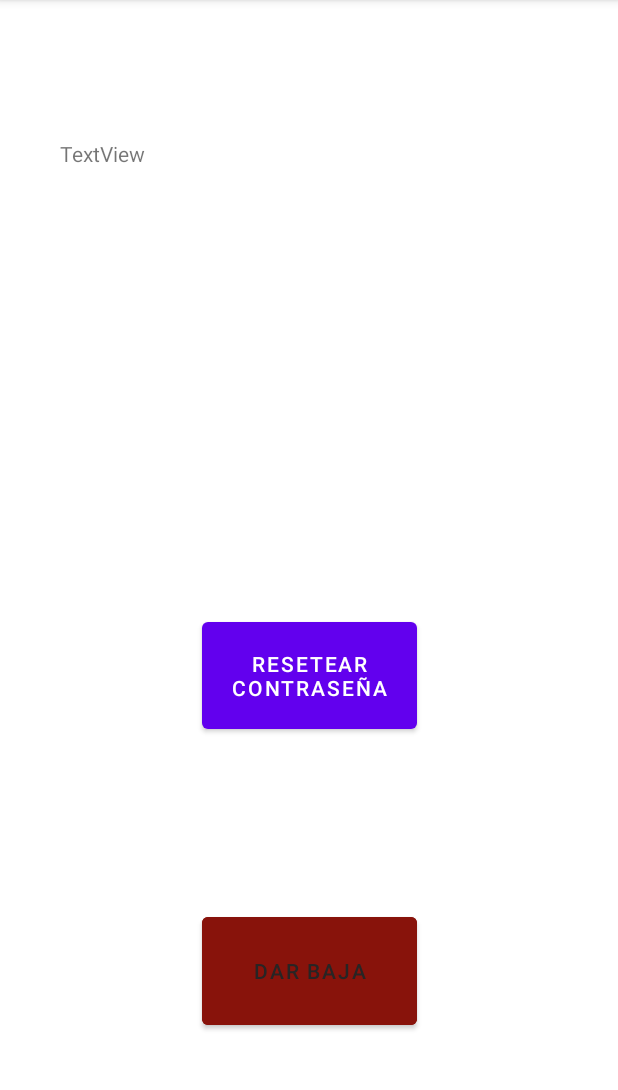
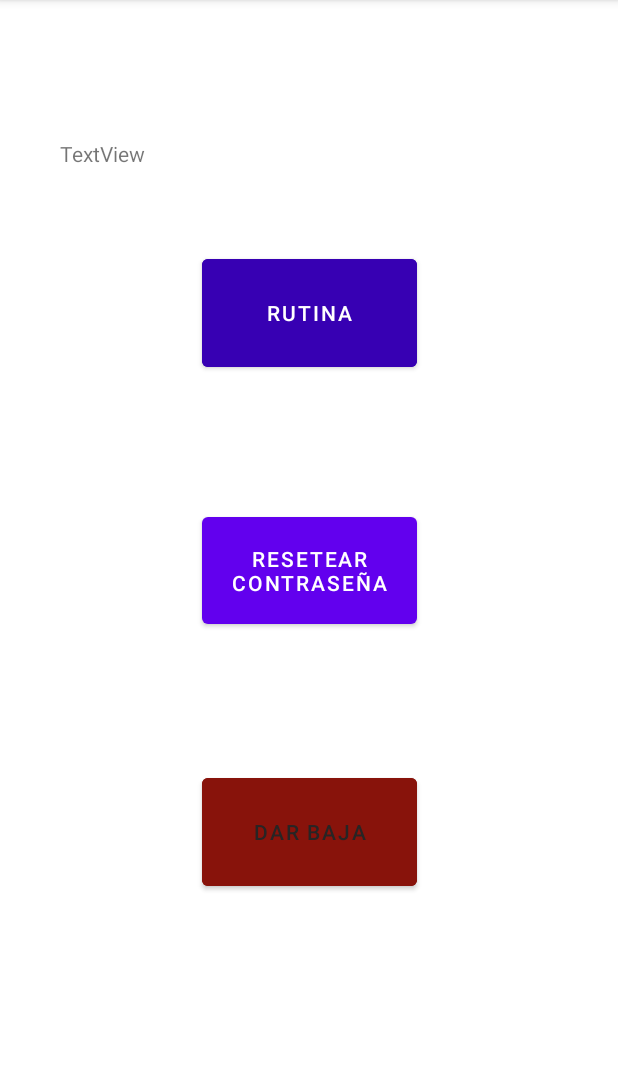
Before and after one commit to inegretti/Tp3Prf, an Android app: the fragment UserAdmFragment placed in its activity, on a phone screen of 412 x 824 dp, the part 84-1174 px from its top. Run offline under Robolectric (Android 15) with nearby library versions, the phone set to English and light mode, and no system bars; 2 statements that could not run were skipped.

Commit message:
decimo primera notas:  Se reutilizan las plantillas de rutinaFragment,Rutina detail y ejercicio detail ocultando elementos en base a un clearence(si es true es admin sino es usuario).  se agrega la posibilidad de poder eliminar los ejercicio de la lista del usuario atravez del ejercicio detail.

```diff
--- a/app/src/main/java/com/example/tp3proyecto/Entidades/Ejercicio.kt
+++ b/app/src/main/java/com/example/tp3proyecto/Entidades/Ejercicio.kt
@@ -1,10 +1,12 @@
 package com.example.tp3proyecto.Entidades
-
+import android.os.Parcelable
+import kotlinx.parcelize.Parcelize
+@Parcelize
 class Ejercicio(
     var id:Int,
     var nombre:String,
     var media:String
-) {
+) : Parcelable {
     var series:Int
     var repeticiones:Int
 
--- a/app/src/main/java/com/example/tp3proyecto/Entidades/Usuario.kt
+++ b/app/src/main/java/com/example/tp3proyecto/Entidades/Usuario.kt
@@ -16,6 +16,7 @@ data class Usuario(
     var semana= mutableListOf<Dia>(Dia("Lunes"),Dia("Martes"),Dia("Miercoles"),
         Dia("Jueves"),Dia("Viernes"),Dia("Sabado"),Dia("Domingo"))
     var historialPeso: MutableList<Double> = mutableListOf()
+
     init {
         historialPeso.add(pesoActual)
 
--- a/app/src/main/java/com/example/tp3proyecto/Fragments/RutinaDetail.kt
+++ b/app/src/main/java/com/example/tp3proyecto/Fragments/RutinaDetail.kt
@@ -39,7 +39,8 @@ class RutinaDetail : Fragment() {
             val rut = z.usuario.semana[position]
             Snackbar.make(v, "prueba ${rut.rutina.get(0).nombre}", Snackbar.LENGTH_LONG).show()
             var ej= z.usuario.semana[z.posicion].rutina[position]
-            val action =  RutinaDetailDirections.actionRutinaDetailToEjercicioDetail(ej.nombre,ej.repeticiones,ej.series,ej.media)
+
+            val action =  RutinaDetailDirections.actionRutinaDetailToEjercicioDetail(z.usuario,z.clearance,ej,z.posicion)
             findNavController().navigate(action)
         }
         r.layoutManager= LinearLayoutManager(context)
--- a/app/src/main/java/com/example/tp3proyecto/Fragments/RutinasFragment.kt
+++ b/app/src/main/java/com/example/tp3proyecto/Fragments/RutinasFragment.kt
@@ -44,7 +44,7 @@ class RutinasFragment : Fragment() {
                // val action =  RutinasFragmentDirections.actionRutinasFragmentToRutinaDetail(z.usuario,position)
                // findNavController().navigate(action)
             }else {
-               val action =  RutinasFragmentDirections.actionRutinasFragmentToRutinaDetail(z.usuario,position)
+               val action =  RutinasFragmentDirections.actionRutinasFragmentToRutinaDetail(z.usuario,position,z.clereance)
                findNavController().navigate(action)
            }
 
--- a/app/src/main/java/com/example/tp3proyecto/Fragments/UserAdmFragment.kt
+++ b/app/src/main/java/com/example/tp3proyecto/Fragments/UserAdmFragment.kt
@@ -20,6 +20,7 @@ class UserAdmFragment : Fragment() {
     private lateinit var t:TextView
     private lateinit var btn:Button
     private lateinit var btnR:Button
+    private lateinit var btnRutina:Button
 
     override fun onCreateView(
         inflater: LayoutInflater, container: ViewGroup?,
@@ -29,6 +30,7 @@ class UserAdmFragment : Fragment() {
         t=v.findViewById(R.id.usDatos)
         btn=v.findViewById(R.id.btnBaja)
         btnR=v.findViewById(R.id.btnResetPass)
+        btnRutina=v.findViewById(R.id.btnRutina)
         return v
     }
 
@@ -51,5 +53,14 @@ class UserAdmFragment : Fragment() {
             findNavController().navigateUp()
             Snackbar.make(v,"La contraseñan fue cambiada a password", Snackbar.LENGTH_LONG).show()
         }
+
+
+            btnRutina.setOnClickListener() {
+                //Snackbar.make(v, "proximamente", Snackbar.LENGTH_LONG).show()
+                val action =  UserAdmFragmentDirections.actionUserAdmFragmentToRutinasFragment(z.usuario,true)
+                findNavController().navigate(action)
+
+            }
+
     }
 }
--- a/app/src/main/java/com/example/tp3proyecto/Fragments/UserFragment.kt
+++ b/app/src/main/java/com/example/tp3proyecto/Fragments/UserFragment.kt
@@ -37,7 +37,7 @@ class UserFragment : Fragment() {
         txt.text="Bienvenido ${z.usuario.name} }"
         btnRut.setOnClickListener() {
             //Snackbar.make(v, "proximamente", Snackbar.LENGTH_LONG).show()
-            val action =  UserFragmentDirections.actionUserFragmentToRutinasFragment(z.usuario)
+            val action =  UserFragmentDirections.actionUserFragmentToRutinasFragment(z.usuario,false)
             findNavController().navigate(action)
             Snackbar.make(v, "En construccion", Snackbar.LENGTH_LONG).show()
         }
--- a/app/src/main/java/com/example/tp3proyecto/Repository/Repositorio.kt
+++ b/app/src/main/java/com/example/tp3proyecto/Repository/Repositorio.kt
@@ -13,7 +13,10 @@ class Repositorio():Parcelable{
 
 
      init{
-         lista.add(Usuario(1,"Admin","12345","admin@gmail.com","41444444",0.0,1.8))
+         var admin:Usuario
+         admin=Usuario(1,"Admin","12345","admin@gmail.com","41444444",0.0,1.8)
+        // lista.add(Usuario(1,"Admin","12345","admin@gmail.com","41444444",0.0,1.8)) admin.esAdmin=true
+         lista.add(admin)
          lista.add(Usuario(2,"Juan","Juan2","juan@gmail.com","41444444",68.0,1.90))
          lista.add(Usuario(3,"pedro","76952","pet@gmail.com","41444444",67.0,1.75))
          lista.add(Usuario(4,"alejo","alejo","ale88@gmail.com","41444444",80.0,1.6))
--- a/app/src/main/res/layout/fragment_user_adm.xml
+++ b/app/src/main/res/layout/fragment_user_adm.xml
@@ -6,6 +6,22 @@
     android:layout_width="match_parent"
     android:layout_height="match_parent"
     tools:context=".Fragments.UserAdmFragment">
+
+    <Button
+        android:id="@+id/btnRutina"
+        android:layout_width="143dp"
+        android:layout_height="84dp"
+        android:layout_marginStart="134dp"
+        android:layout_marginTop="156dp"
+        android:layout_marginEnd="134dp"
+        android:layout_marginBottom="44dp"
+        android:backgroundTint="@color/purple_700"
+        android:text="Rutina"
+        android:textColor="@color/white"
+        app:layout_constraintBottom_toTopOf="@+id/btnResetPass"
+        app:layout_constraintEnd_toEndOf="parent"
+        app:layout_constraintStart_toStartOf="parent"
+        app:layout_constraintTop_toBottomOf="@+id/usDatos" />
 
     <TextView
         android:id="@+id/usDatos"
@@ -26,7 +42,7 @@
         android:layout_marginStart="134dp"
         android:layout_marginTop="45dp"
         android:layout_marginEnd="134dp"
-        android:layout_marginBottom="72dp"
+        android:layout_marginBottom="278dp"
         android:backgroundTint="#88130B"
         android:text="Dar Baja"
         android:textColor="#272525"
@@ -40,13 +56,13 @@
         android:layout_width="143dp"
         android:layout_height="83dp"
         android:layout_marginStart="134dp"
-        android:layout_marginTop="285dp"
+        android:layout_marginTop="44dp"
         android:layout_marginEnd="134dp"
-        android:layout_marginBottom="68dp"
+        android:layout_marginBottom="45dp"
         android:text="Resetear contraseña"
         app:layout_constraintBottom_toTopOf="@+id/btnBaja"
         app:layout_constraintEnd_toEndOf="parent"
         app:layout_constraintStart_toStartOf="parent"
-        app:layout_constraintTop_toBottomOf="@+id/usDatos" />
+        app:layout_constraintTop_toBottomOf="@+id/btnRutina" />
 
 </androidx.constraintlayout.widget.ConstraintLayout>
--- a/app/src/main/res/navigation/main_navgraph.xml
+++ b/app/src/main/res/navigation/main_navgraph.xml
@@ -48,6 +48,9 @@
         <action
             android:id="@+id/action_rutinasFragment_to_rutinaDetail"
             app:destination="@id/rutinaDetail" />
+        <argument
+            android:name="clereance"
+            app:argType="boolean" />
     </fragment>
     <fragment
         android:id="@+id/adminFragment"
@@ -75,6 +78,9 @@
         <argument
             android:name="lista"
             app:argType="com.example.tp3proyecto.Repository.Repositorio" />
+        <action
+            android:id="@+id/action_userAdmFragment_to_rutinasFragment"
+            app:destination="@id/rutinasFragment" />
     </fragment>
     <fragment
         android:id="@+id/ejercicioDetail"
@@ -82,17 +88,17 @@
         android:label="fragment_ejercicio_detail"
         tools:layout="@layout/fragment_ejercicio_detail" >
         <argument
-            android:name="nombre"
-            app:argType="string" />
+            android:name="usuario"
+            app:argType="com.example.tp3proyecto.Entidades.Usuario" />
         <argument
-            android:name="repeticiones"
+            android:name="clearence"
+            app:argType="boolean" />
+        <argument
+            android:name="ejercicio"
+            app:argType="com.example.tp3proyecto.Entidades.Ejercicio" />
+        <argument
+            android:name="posicion"
             app:argType="integer" />
-        <argument
-            android:name="series"
-            app:argType="integer" />
-        <argument
-            android:name="media"
-            app:argType="string" />
     </fragment>
     <fragment
         android:id="@+id/rutinaDetail"
@@ -108,6 +114,12 @@
         <argument
             android:name="posicion"
             app:argType="integer" />
+        <argument
+            android:name="clearance"
+            app:argType="boolean" />
+        <action
+            android:id="@+id/action_rutinaDetail_to_agregarEjercicioFragment2"
+            app:destination="@id/agregarEjercicioFragment" />
     </fragment>
     <fragment
         android:id="@+id/agregarUsuarioFragment"
@@ -118,4 +130,9 @@
             android:name="usuarios"
             app:argType="com.example.tp3proyecto.Repository.Repositorio" />
     </fragment>
+    <fragment
+        android:id="@+id/agregarEjercicioFragment"
+        android:name="com.example.tp3proyecto.Fragments.AgregarEjercicioFragment"
+        android:label="fragment_agregar_ejercicio"
+        tools:layout="@layout/fragment_agregar_ejercicio" />
 </navigation>
```
Also changed, not shown: app/src/main/java/com/example/tp3proyecto/Fragments/AgregarEjercicioFragment.kt (added, +27 -0 lines), app/src/main/java/com/example/tp3proyecto/Fragments/AgregarEjercicioViewModel.kt (added, +7 -0 lines), app/src/main/java/com/example/tp3proyecto/Fragments/EjercicioDetail.kt (+20 -1 lines), app/src/main/res/layout/fragment_agregar_ejercicio.xml (added, +7 -0 lines), app/src/main/res/layout/fragment_ejercicio_detail.xml (+22 -5 lines).
